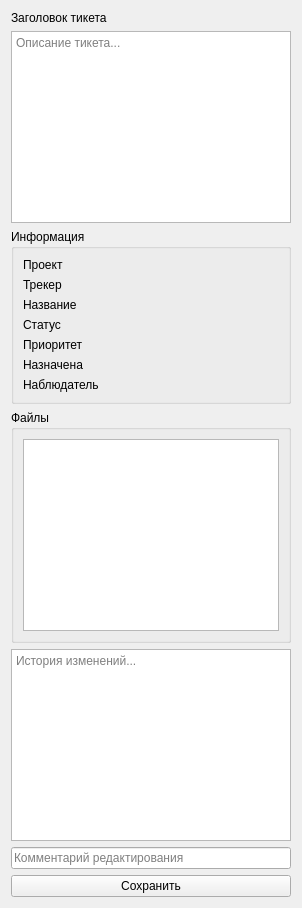
Above: ticketcard.ui from abdull-vetrom/TickteSystem before the change. Below: the same form after it.
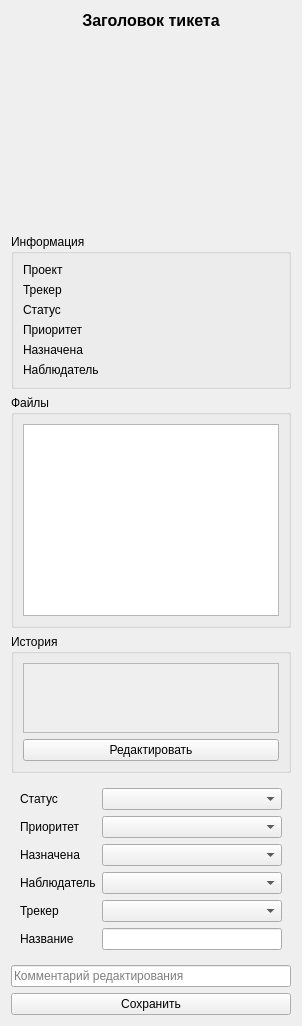
That is the form after the change.

Commit message: feat(): исправил окно тикета + добавление возможности редактировать тикет

The edit to the form file:
```diff
--- a/ticketcard.ui
+++ b/ticketcard.ui
@@ -5,15 +5,24 @@
   <layout class="QVBoxLayout" name="verticalLayout">
    <item>
     <widget class="QLabel" name="ticketTitleLabel">
+     <property name="styleSheet">
+      <string>font-size: 16px; font-weight: bold;</string>
+     </property>
      <property name="text">
       <string>Заголовок тикета</string>
      </property>
+     <property name="alignment">
+      <set>Qt::AlignCenter</set>
+     </property>
     </widget>
    </item>
    <item>
     <widget class="QTextEdit" name="ticketDescription">
-     <property name="placeholderText">
-      <string>Описание тикета...</string>
+     <property name="readOnly">
+      <bool>true</bool>
+     </property>
+     <property name="styleSheet">
+      <string notr="true">QTextEdit { background: transparent; border: none; }</string>
      </property>
     </widget>
    </item>
@@ -27,16 +36,14 @@
       <item row="0" column="1"><widget class="QLabel" name="labelProjectValue"/></item>
       <item row="1" column="0"><widget class="QLabel"><property name="text"><string>Трекер</string></property></widget></item>
       <item row="1" column="1"><widget class="QLabel" name="labelTrackerValue"/></item>
-      <item row="2" column="0"><widget class="QLabel"><property name="text"><string>Название</string></property></widget></item>
-      <item row="2" column="1"><widget class="QLabel" name="labelTitleValue"/></item>
-      <item row="3" column="0"><widget class="QLabel"><property name="text"><string>Статус</string></property></widget></item>
-      <item row="3" column="1"><widget class="QLabel" name="labelStatusValue"/></item>
-      <item row="4" column="0"><widget class="QLabel"><property name="text"><string>Приоритет</string></property></widget></item>
-      <item row="4" column="1"><widget class="QLabel" name="labelPriorityValue"/></item>
-      <item row="5" column="0"><widget class="QLabel"><property name="text"><string>Назначена</string></property></widget></item>
-      <item row="5" column="1"><widget class="QLabel" name="labelAssignedValue"/></item>
-      <item row="6" column="0"><widget class="QLabel"><property name="text"><string>Наблюдатель</string></property></widget></item>
-      <item row="6" column="1"><widget class="QLabel" name="labelObserverValue"/></item>
+      <item row="2" column="0"><widget class="QLabel"><property name="text"><string>Статус</string></property></widget></item>
+      <item row="2" column="1"><widget class="QLabel" name="labelStatusValue"/></item>
+      <item row="3" column="0"><widget class="QLabel"><property name="text"><string>Приоритет</string></property></widget></item>
+      <item row="3" column="1"><widget class="QLabel" name="labelPriorityValue"/></item>
+      <item row="4" column="0"><widget class="QLabel"><property name="text"><string>Назначена</string></property></widget></item>
+      <item row="4" column="1"><widget class="QLabel" name="labelAssignedValue"/></item>
+      <item row="5" column="0"><widget class="QLabel"><property name="text"><string>Наблюдатель</string></property></widget></item>
+      <item row="5" column="1"><widget class="QLabel" name="labelObserverValue"/></item>
      </layout>
     </widget>
    </item>
@@ -46,17 +53,55 @@
       <string>Файлы</string>
      </property>
      <layout class="QVBoxLayout" name="filesLayout">
+      <item><widget class="QListWidget" name="fileList"/></item>
+     </layout>
+    </widget>
+   </item>
+   <item>
+    <widget class="QGroupBox" name="historyBox">
+     <property name="title">
+      <string>История</string>
+     </property>
+     <layout class="QVBoxLayout" name="verticalLayout_historyGroup">
       <item>
-       <widget class="QListWidget" name="fileList"/>
+       <widget class="QScrollArea" name="historyScrollArea">
+        <property name="widgetResizable">
+         <bool>true</bool>
+        </property>
+        <widget class="QWidget" name="historyScrollContents">
+         <layout class="QVBoxLayout" name="historyLayout"/>
+        </widget>
+       </widget>
       </item>
+      <item>
+       <widget class="QPushButton" name="editButton">
+        <property name="text">
+         <string>Редактировать</string>
+        </property>
+       </widget>
+      </item>
      </layout>
     </widget>
    </item>
    <item>
-    <widget class="QTextEdit" name="historyText">
-     <property name="placeholderText">
-      <string>История изменений...</string>
+    <widget class="QWidget" name="editPanel">
+     <property name="visible">
+      <bool>false</bool>
      </property>
+     <layout class="QFormLayout" name="editFormLayout">
+      <item row="0" column="0"><widget class="QLabel"><property name="text"><string>Статус</string></property></widget></item>
+      <item row="0" column="1"><widget class="QComboBox" name="editStatus"/></item>
+      <item row="1" column="0"><widget class="QLabel"><property name="text"><string>Приоритет</string></property></widget></item>
+      <item row="1" column="1"><widget class="QComboBox" name="editPriority"/></item>
+      <item row="2" column="0"><widget class="QLabel"><property name="text"><string>Назначена</string></property></widget></item>
+      <item row="2" column="1"><widget class="QComboBox" name="editAssignee"/></item>
+      <item row="3" column="0"><widget class="QLabel"><property name="text"><string>Наблюдатель</string></property></widget></item>
+      <item row="3" column="1"><widget class="QComboBox" name="editWatcher"/></item>
+      <item row="4" column="0"><widget class="QLabel"><property name="text"><string>Трекер</string></property></widget></item>
+      <item row="4" column="1"><widget class="QComboBox" name="editTracker"/></item>
+      <item row="5" column="0"><widget class="QLabel"><property name="text"><string>Название</string></property></widget></item>
+      <item row="5" column="1"><widget class="QLineEdit" name="editTitle"/></item>
+     </layout>
     </widget>
    </item>
    <item>
```
The commit also changes 3 other files.
